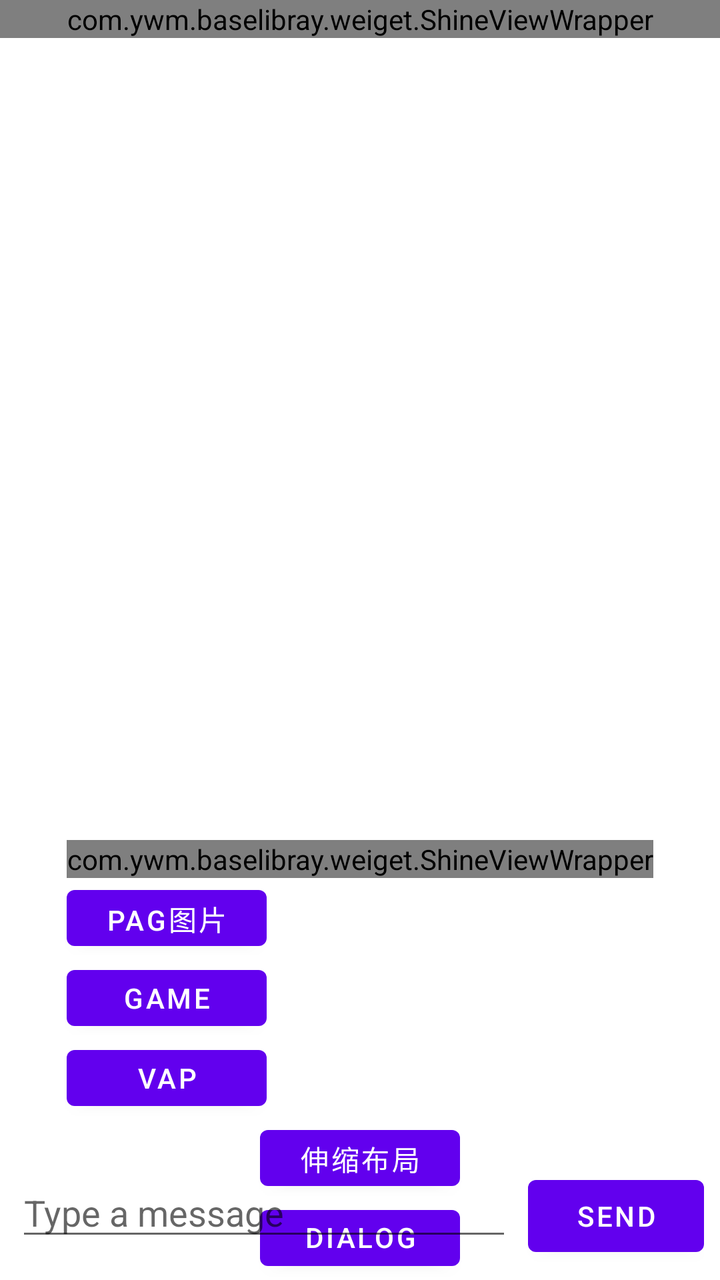
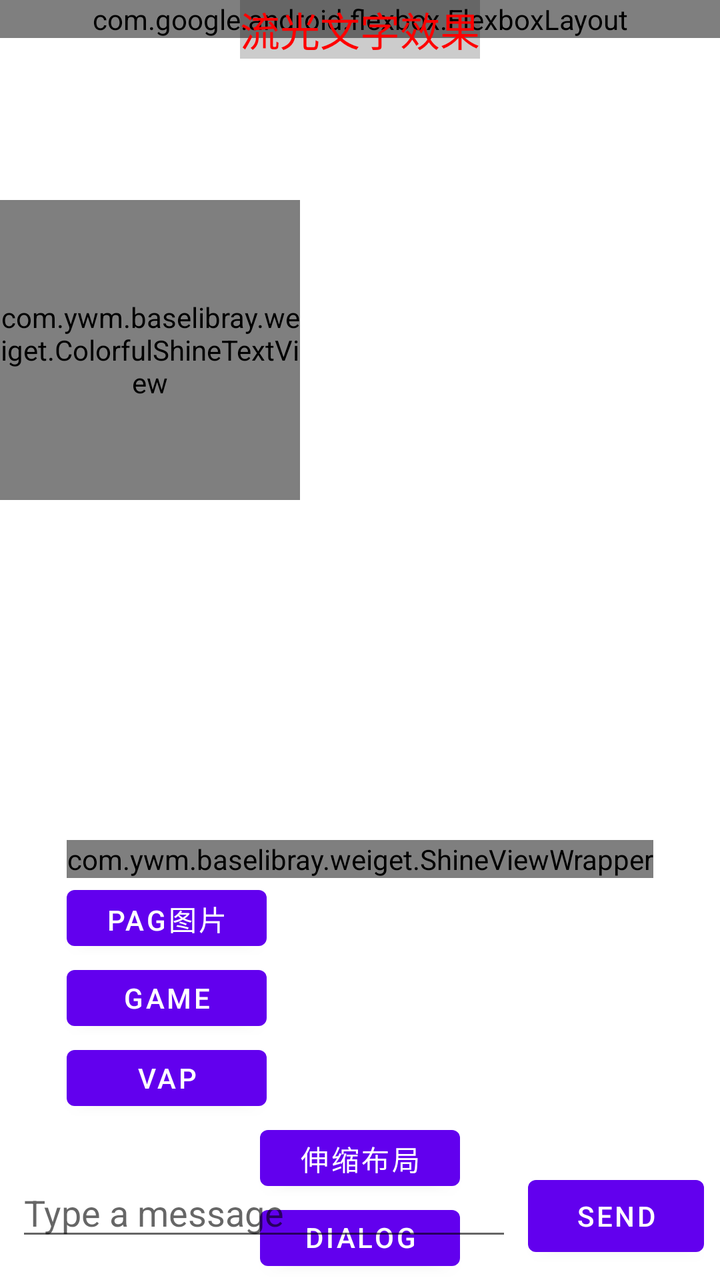

The first picture is an Android layout as it rendered before a commit; the second is the same layout after the commit. The layout source and the unified diff follow.
<!-- AndroidManifest.xml: application theme Theme.FirstApplication -->
<!-- res/layout/activity_main.xml -->
<?xml version="1.0" encoding="utf-8"?>
<androidx.constraintlayout.widget.ConstraintLayout xmlns:android="http://schemas.android.com/apk/res/android"
    xmlns:app="http://schemas.android.com/apk/res-auto"
    android:layout_width="match_parent"
    android:layout_height="match_parent"
    xmlns:tools="http://schemas.android.com/tools">

    <androidx.recyclerview.widget.RecyclerView
        android:id="@+id/recyclerView"
        android:layout_width="0dp"
        android:layout_height="300dp"
        tools:listitem="@layout/item_message"
        app:layout_constraintEnd_toEndOf="parent"
        app:layout_constraintStart_toStartOf="parent"
        app:layout_constraintTop_toTopOf="parent" />
    <Button
        android:id="@+id/newMsgCome"
        android:layout_width="wrap_content"
        android:layout_height="wrap_content"
        android:visibility="gone"
        app:layout_constraintBottom_toBottomOf="@id/recyclerView"
        app:layout_constraintRight_toRightOf="@id/recyclerView"
        android:layout_marginStart="8dp"
        android:text="新消息" />
    <ImageView
        android:id="@+id/image"
        android:layout_width="200dp"
        android:layout_height="200dp"
        app:layout_constraintBottom_toBottomOf="parent"
        app:layout_constraintLeft_toLeftOf="parent"
        app:layout_constraintRight_toRightOf="parent"
        app:layout_constraintTop_toTopOf="parent" />
    <com.ywm.baselibray.weiget.ShineViewWrapper
        android:id="@+id/shineView"
        app:layout_constraintStart_toStartOf="parent"
        app:layout_constraintEnd_toEndOf="parent"
        app:layout_constraintLeft_toLeftOf="@id/image"
        app:layout_constraintTop_toBottomOf="@id/image"
        android:layout_width="wrap_content"
        android:layout_height="wrap_content">
        <Button
            android:id="@+id/picker"
            android:layout_width="100dp"
            android:layout_height="40dp"
            android:text="选图片"
            app:layout_constraintLeft_toLeftOf="@id/image"
            app:layout_constraintTop_toBottomOf="@id/image" />
    </com.ywm.baselibray.weiget.ShineViewWrapper>


    <Button
        android:id="@+id/pag"
        android:layout_width="100dp"
        android:layout_height="40dp"
        android:text="pag图片"
        app:layout_constraintLeft_toLeftOf="@id/shineView"
        app:layout_constraintTop_toBottomOf="@id/shineView" />
    <Button
        android:id="@+id/game"
        android:layout_width="100dp"
        android:layout_height="40dp"
        android:text="game"
        app:layout_constraintLeft_toLeftOf="@id/pag"
        app:layout_constraintTop_toBottomOf="@id/pag" />
    <Button
        android:id="@+id/vap"
        android:layout_width="100dp"
        android:layout_height="40dp"
        android:text="vap"
        app:layout_constraintLeft_toLeftOf="@id/game"
        app:layout_constraintTop_toBottomOf="@id/game" />
    <LinearLayout
        android:layout_width="match_parent"
        android:orientation="vertical"
        android:gravity="center"
        app:layout_constraintLeft_toLeftOf="@id/vap"
        app:layout_constraintTop_toBottomOf="@id/vap"
        android:layout_height="wrap_content">
        <Button
            android:id="@+id/scale"
            android:layout_width="100dp"
            android:layout_height="40dp"
            android:text="伸缩布局" />
        <Button
            android:id="@+id/dialogUtils"
            android:layout_width="100dp"
            android:layout_height="40dp"
            android:text="dialog utils"
            app:layout_constraintLeft_toLeftOf="@id/vap"
            app:layout_constraintTop_toBottomOf="@id/vap" />
    </LinearLayout>


    <com.google.android.flexbox.FlexboxLayout
        android:id="@+id/fl1"
        android:layout_width="match_parent"
        android:layout_height="wrap_content"
        android:orientation="vertical"
        android:visibility="visible"
        app:alignItems="center"
        app:alignContent="center"
        app:justifyContent="center"
        app:flexDirection="row"
        app:flexWrap="wrap"
        app:layout_constraintStart_toStartOf="parent"
        app:layout_constraintTop_toTopOf="parent">













        <TextView
            android:layout_width="wrap_content"
            android:layout_height="45dp"
            android:layout_marginHorizontal="2dp"
            android:background="@color/black"
            android:gravity="center"
            android:paddingHorizontal="3dp"
            android:text="adfasd"
            android:textColor="@color/white" />
        <TextView
            android:layout_width="wrap_content"
            android:layout_height="45dp"
            android:layout_marginHorizontal="2dp"
            android:background="@color/black"
            android:gravity="center"
            android:paddingHorizontal="3dp"
            android:text="adfasd"
            android:textColor="@color/white" />

        <TextView
            android:layout_width="wrap_content"
            android:layout_height="35dp"
            android:layout_marginHorizontal="2dp"
            android:background="@color/black"
            android:gravity="center"
            android:paddingHorizontal="3dp"
            android:text="adfasdafdadfsasdf"
            android:textColor="@color/white" />

    </com.google.android.flexbox.FlexboxLayout>

    <com.google.android.flexbox.FlexboxLayout
        android:id="@+id/fl2"
        android:layout_width="200dp"
        android:layout_height="wrap_content"
        android:layout_marginTop="20dp"
        android:orientation="vertical"
        android:visibility="gone"
        app:flexDirection="row"
        app:layout_constraintStart_toStartOf="parent"
        app:layout_constraintTop_toBottomOf="@+id/fl1">

        <TextView
            android:layout_width="wrap_content"
            android:layout_height="25dp"
            android:background="@color/black"
            android:gravity="center"
            android:text="adfasdafdadfsasdf"
            android:textColor="@color/white" />

        <TextView
            android:layout_width="wrap_content"
            android:layout_height="25dp"
            android:background="@color/black"
            android:gravity="center"
            android:text="adfasdafdadfsasdf"
            android:textColor="@color/white" />

        <TextView
            android:layout_width="wrap_content"
            android:layout_height="25dp"
            android:background="@color/black"
            android:gravity="center"
            android:text="adfasdafdadfsasdf"
            android:textColor="@color/white" />

    </com.google.android.flexbox.FlexboxLayout>

    <androidx.constraintlayout.widget.ConstraintLayout
        android:layout_width="match_parent"
        android:layout_height="wrap_content"
        android:layout_marginTop="20dp"
        android:visibility="gone"
        app:layout_constraintStart_toStartOf="parent"
        app:layout_constraintTop_toBottomOf="@+id/fl2">

        <TextView
            android:id="@+id/tv1"
            android:layout_width="wrap_content"
            android:layout_height="25dp"
            android:background="#ffeeff"
            android:gravity="center_vertical"
            android:text="adfasdafdadfsasdf"
            android:textColor="@color/white"
            android:ellipsize="end"
            android:maxLines="1"
            app:layout_constraintHorizontal_bias="0"
            app:layout_constraintStart_toStartOf="parent"
            app:layout_constraintTop_toTopOf="parent"
            app:layout_constraintBottom_toBottomOf="parent"
            app:layout_constraintEnd_toStartOf="@id/barrier"
        app:layout_constrainedWidth="true" />  

        <androidx.constraintlayout.widget.Barrier
            android:id="@+id/barrier"
            android:layout_width="wrap_content"
            android:layout_height="wrap_content"
            app:barrierDirection="end"
            app:constraint_referenced_ids="ll1"
            app:layout_constraintEnd_toEndOf="parent"
            app:layout_constraintTop_toTopOf="parent"
            app:layout_constraintBottom_toBottomOf="parent" />

        <LinearLayout
            android:id="@+id/ll1"
            android:layout_width="wrap_content"
            android:layout_height="wrap_content"
            android:background="#ee00ee"
            android:orientation="horizontal"
            app:layout_constraintEnd_toEndOf="parent"
            app:layout_constraintTop_toTopOf="parent"
            app:layout_constraintBottom_toBottomOf="parent">

            <TextView
                android:id="@+id/tv2"
                android:layout_width="wrap_content"
                android:layout_height="15dp"
                android:background="#f0f0"
                android:gravity="center"
                android:text="asadffsdf"
                android:textColor="@color/white" />

            <TextView
                android:id="@+id/tv4"
                android:layout_width="wrap_content"
                android:layout_height="15dp"
                android:background="#f0f0f0"
                android:gravity="center"
                android:text="adfasdafdadfsasdf"
                android:textColor="@color/white" />

            <TextView
                android:id="@+id/tv3"
                android:layout_width="wrap_content"
                android:layout_height="15dp"
                android:background="@color/black"
                android:gravity="center"
                android:text="adfasdafdadfsasdf"
                android:textColor="@color/white" />

        </LinearLayout>

    </androidx.constraintlayout.widget.ConstraintLayout>
    <LinearLayout
        android:id="@+id/inputLayout"
        android:layout_width="0dp"
        android:layout_height="wrap_content"
        android:orientation="horizontal"
        android:padding="8dp"
        app:layout_constraintBottom_toBottomOf="parent"
        app:layout_constraintEnd_toEndOf="parent"
        app:layout_constraintStart_toStartOf="parent">

        <EditText
            android:id="@+id/editText"
            android:layout_width="0dp"
            android:layout_height="wrap_content"
            android:layout_weight="1"
            android:hint="Type a message"
            android:imeOptions="actionSend"
            android:inputType="text"
            android:maxLines="3" />

        <Button
            android:id="@+id/sendButton"
            android:layout_width="wrap_content"
            android:layout_height="wrap_content"
            android:layout_marginStart="8dp"
            android:text="Send" />

    </LinearLayout>
    <com.ywm.baselibray.weiget.ShineViewWrapper
        app:layout_constraintStart_toStartOf="parent"
        app:layout_constraintTop_toTopOf="parent"
        app:layout_constraintEnd_toEndOf="parent"
        android:layout_width="wrap_content"
        android:layout_height="wrap_content">
        <com.example.firstapplication.ui.widgit.ShineTextView
            app:layout_constraintStart_toStartOf="parent"
            app:layout_constraintTop_toTopOf="parent"
            app:layout_constraintEnd_toEndOf="parent"
            android:id="@+id/shineTextView"
            android:layout_width="wrap_content"
            android:layout_height="wrap_content"

            android:text="流光文字效果"
            android:textSize="20sp"
            android:textColor="#FF0000"
            android:background="#33000000"
            />
    </com.ywm.baselibray.weiget.ShineViewWrapper>


    <com.ywm.baselibray.weiget.SwipeDismissConstraintLayout
        app:layout_constraintTop_toTopOf="parent"
        android:id="@+id/testFrameLayout"
        android:visibility="gone"
        android:layout_width="match_parent"
        android:layout_height="200dp"
        android:background="#2196F3"
        android:clickable="true"
        android:focusable="true">

        <androidx.constraintlayout.widget.ConstraintLayout
            android:id="@+id/testButton"
            android:background="@color/white"
            android:layout_width="150dp"
            android:layout_height="200dp"
            app:layout_constraintStart_toStartOf="parent"
            app:layout_constraintEnd_toEndOf="parent"
            app:layout_constraintTop_toTopOf="parent"
            android:layout_gravity="center"
            android:text="Test Button"
            android:padding="16dp" />

    </com.ywm.baselibray.weiget.SwipeDismissConstraintLayout>
</androidx.constraintlayout.widget.ConstraintLayout>
<!-- res/layout/item_message.xml (included above) -->
<?xml version="1.0" encoding="utf-8"?>
<LinearLayout xmlns:android="http://schemas.android.com/apk/res/android"
    android:layout_width="match_parent"
    android:layout_height="wrap_content"
    android:background="@drawable/bg_white_20"
    xmlns:tools="http://schemas.android.com/tools"
    android:orientation="vertical"
    android:padding="12dp">

    <TextView
        android:id="@+id/messageText"
        android:layout_width="match_parent"
        android:layout_height="wrap_content"
        android:textSize="16sp"
        android:text="1322"
        android:textColor="@android:color/black" />

    <TextView
        android:id="@+id/timestampText"
        android:layout_width="match_parent"
        android:layout_height="wrap_content"
        android:textSize="12sp"
        android:text="12:02"
        android:textColor="@android:color/darker_gray"
        android:layout_marginTop="4dp" />

</LinearLayout>
<!-- resources referenced by this layout -->
<resources>
  <color name="black">#FF000000</color>
  <color name="white">#FFFFFFFF</color>
  <!-- drawable bg_white_20 (drawable) -->
  <?xml version="1.0" encoding="utf-8"?>
  <shape android:shape="rectangle" xmlns:android="http://schemas.android.com/apk/res/android">
      <corners android:radius="20dp"/>
      <solid android:color="#ff55ff"/>
  
  </shape>
  <style name="Theme.FirstApplication" parent="Theme.MaterialComponents.DayNight.NoActionBar">
          
          <item name="colorPrimary">@color/purple_500</item>
          <item name="colorPrimaryVariant">@color/purple_700</item>
          <item name="colorOnPrimary">@color/white</item>
          
          <item name="colorSecondary">@color/teal_200</item>
          <item name="android:windowNoTitle">true</item>
  
          <item name="colorSecondaryVariant">@color/teal_700</item>
          <item name="colorOnSecondary">@color/black</item>
          
          <item name="android:statusBarColor">?attr/colorPrimaryVariant</item>
          
      </style>
  <color name="purple_500">#FF6200EE</color>
  <color name="purple_700">#FF3700B3</color>
  <color name="teal_200">#FF03DAC5</color>
  <color name="teal_700">#FF018786</color>
</resources>

<!-- the commit's change to res/layout/activity_main.xml (unified diff, before → after) -->
@@ -13,6 +13,19 @@
         app:layout_constraintEnd_toEndOf="parent"
         app:layout_constraintStart_toStartOf="parent"
         app:layout_constraintTop_toTopOf="parent" />
+    <com.ywm.baselibray.weiget.ColorfulShineTextView
+        android:background="#333333"
+        app:layout_constraintStart_toStartOf="parent"
+        app:layout_constraintTop_toTopOf="parent"
+        android:layout_width="150dp"
+        android:layout_marginTop="100dp"
+        android:layout_height="150dp"
+        android:textSize="14sp"
+        android:text="彩色流光文字adfadf"
+        app:gradientColors="@array/rainbow_colors"
+        app:shineEnabled="true"
+        app:shineSpeed="15"
+        app:shineColors="@array/gold_shine_colors" />
     <Button
         android:id="@+id/newMsgCome"
         android:layout_width="wrap_content"
@@ -118,6 +131,7 @@
 
 
         <TextView
+            android:id="@+id/txt1"
             android:layout_width="wrap_content"
             android:layout_height="45dp"
             android:layout_marginHorizontal="2dp"
@@ -126,17 +140,42 @@
             android:paddingHorizontal="3dp"
             android:text="adfasd"
             android:textColor="@color/white" />
-        <TextView
-            android:layout_width="wrap_content"
+        <ImageView
+            android:id="@+id/iv_1"
+            android:layout_width="45dp"
+            android:layout_marginTop="80dp"
             android:layout_height="45dp"
             android:layout_marginHorizontal="2dp"
-            android:background="@color/black"
-            android:gravity="center"
+            android:gravity="center"
+            android:background="#f5f5f5"
             android:paddingHorizontal="3dp"
             android:text="adfasd"
             android:textColor="@color/white" />
-
-        <TextView
+        <ImageView
+            android:id="@+id/iv_2"
+            android:background="#f5f5f5"
+            android:layout_width="45dp"
+            android:layout_marginTop="80dp"
+            android:layout_height="45dp"
+            android:layout_marginHorizontal="2dp"
+            android:gravity="center"
+            android:paddingHorizontal="3dp"
+            android:text="adfasd"
+            android:textColor="@color/white" />
+        <TextView
+            android:id="@+id/txt2"
+            android:layout_width="wrap_content"
+            android:layout_height="45dp"
+            android:layout_marginHorizontal="2dp"
+            android:background="@color/black"
+            android:gravity="center"
+            android:paddingHorizontal="3dp"
+            android:text="adfasd"
+            android:textColor="@color/white" />
+
+        <TextView
+            android:id="@+id/txt3"
+            android:visibility="gone"
             android:layout_width="wrap_content"
             android:layout_height="35dp"
             android:layout_marginHorizontal="2dp"
@@ -288,13 +327,13 @@
             android:text="Send" />
 
     </LinearLayout>
-    <com.ywm.baselibray.weiget.ShineViewWrapper
-        app:layout_constraintStart_toStartOf="parent"
-        app:layout_constraintTop_toTopOf="parent"
-        app:layout_constraintEnd_toEndOf="parent"
-        android:layout_width="wrap_content"
-        android:layout_height="wrap_content">
-        <com.example.firstapplication.ui.widgit.ShineTextView
+
+
+
+
+
+
+        <TextView
             app:layout_constraintStart_toStartOf="parent"
             app:layout_constraintTop_toTopOf="parent"
             app:layout_constraintEnd_toEndOf="parent"
@@ -307,7 +346,20 @@
             android:textColor="#FF0000"
             android:background="#33000000"
             />
-    </com.ywm.baselibray.weiget.ShineViewWrapper>
+
+
+
+
+
+
+
+
+
+
+
+
+
+
 
 
     <com.ywm.baselibray.weiget.SwipeDismissConstraintLayout
<!-- resource entries referenced after the edit -->
@@ -1,5 +1,16 @@
 <!-- resources referenced by this layout -->
 <resources>
+  <array name="gold_shine_colors">
+          <item>@android:color/transparent</item>
+          <item>@color/gold</item>
+          <item>@android:color/transparent</item>
+      </array>
+  <array name="rainbow_colors">
+          <item>@color/red</item>
+          <item>@color/blue</item>
+          <item>@color/purple</item>
+          <item>@color/green</item>
+      </array>
   <color name="black">#FF000000</color>
   <color name="white">#FFFFFFFF</color>
   <!-- drawable bg_white_20 (drawable) -->
@@ -24,6 +35,11 @@
           <item name="android:statusBarColor">?attr/colorPrimaryVariant</item>
           
       </style>
+  <color name="gold">#FFFFD700</color>
+  <color name="red">#FFD32F2F</color>
+  <color name="blue">#FF1976D2</color>
+  <color name="purple">#FF7B1FA2</color>
+  <color name="green">#FF388E3C</color>
   <color name="purple_500">#FF6200EE</color>
   <color name="purple_700">#FF3700B3</color>
   <color name="teal_200">#FF03DAC5</color>
